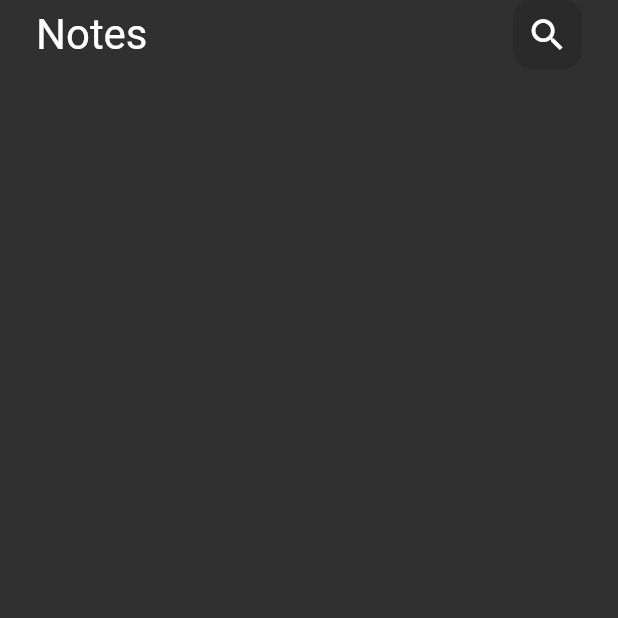
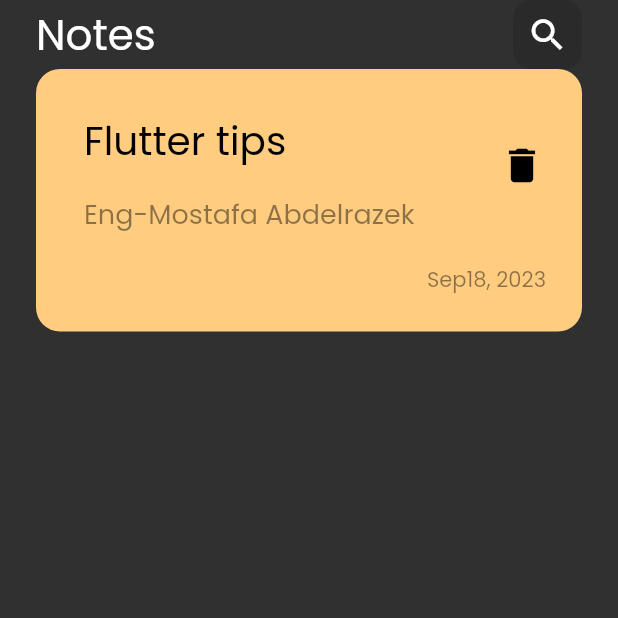
Before and after one commit to Mostafa3bdelrazek/Notes_App, a Flutter app: the screen it shows after launch, on a phone screen of 412 x 824 dp, the top half of it. Run offline on Flutter 3.47's test engine with Material 2 defaults, Android fonts, the phone set to English and light mode, and no system bars.

Commit message:
create custom note item

```diff
--- a/lib/main.dart
+++ b/lib/main.dart
@@ -11,7 +11,7 @@ class Notes extends StatelessWidget {
   Widget build(BuildContext context) {
     return MaterialApp(
       debugShowCheckedModeBanner: false,
-      theme: ThemeData.dark(),
+      theme: ThemeData(brightness: Brightness.dark, fontFamily: 'Poppins'),
       home: const NotesView(),
     );
   }
--- /dev/null
+++ b/lib/views/widgets/custom_note_item.dart
@@ -0,0 +1,53 @@
+import 'package:flutter/material.dart';
+
+class NotesItem extends StatelessWidget {
+  const NotesItem({super.key});
+
+  @override
+  Widget build(BuildContext context) {
+    return Container(
+      padding: const EdgeInsets.only(top: 24, bottom: 24, left: 16, right: 0),
+      decoration: BoxDecoration(
+        color: const Color(0xffFFCC80),
+        borderRadius: BorderRadius.circular(16),
+      ),
+      child: Column(
+        crossAxisAlignment: CrossAxisAlignment.end,
+        children: [
+          ListTile(
+            title: const Text(
+              'Flutter tips',
+              style: TextStyle(
+                color: Colors.black,
+                fontSize: 26,
+              ),
+            ),
+            subtitle: const Padding(
+              padding: EdgeInsets.only(top: 16.0),
+              child: Text(
+                'Eng-Mostafa Abdelrazek',
+                style: TextStyle(
+                  color: Colors.black45,
+                  fontSize: 18,
+                ),
+              ),
+            ),
+            trailing: IconButton(
+              onPressed: () {},
+              icon: const Icon(Icons.delete),
+              color: Colors.black,
+              iconSize: 30,
+            ),
+          ),
+          const Padding(
+            padding: EdgeInsets.only(top: 16, right: 24.0),
+            child: Text(
+              'Sep18, 2023',
+              style: TextStyle(fontSize: 14, color: Colors.black45),
+            ),
+          ),
+        ],
+      ),
+    );
+  }
+}
--- a/lib/views/widgets/custom_search_icon.dart
+++ b/lib/views/widgets/custom_search_icon.dart
@@ -12,9 +12,11 @@ class CustomSearchIcon extends StatelessWidget {
       ),
       height: 46,
       width: 46,
-      child: const Icon(
-        Icons.search,
-        size: 28,
+      child: const Center(
+        child: Icon(
+          Icons.search,
+          size: 28,
+        ),
       ),
     );
   }
--- a/lib/views/widgets/notes_view_body.dart
+++ b/lib/views/widgets/notes_view_body.dart
@@ -1,5 +1,6 @@
 import 'package:flutter/material.dart';
 import 'package:notes/views/widgets/custom_appbar.dart';
+import 'package:notes/views/widgets/custom_note_item.dart';
 
 class NotesViewBody extends StatelessWidget {
   const NotesViewBody({super.key});
@@ -11,6 +12,7 @@ class NotesViewBody extends StatelessWidget {
       child: Column(
         children: [
           CustomAppbar(),
+          NotesItem(),
         ],
       ),
     );
```
Also changed, not shown: pubspec.yaml (+4 -6 lines), assets/fonts/Poppins-Regular.ttf (added).
